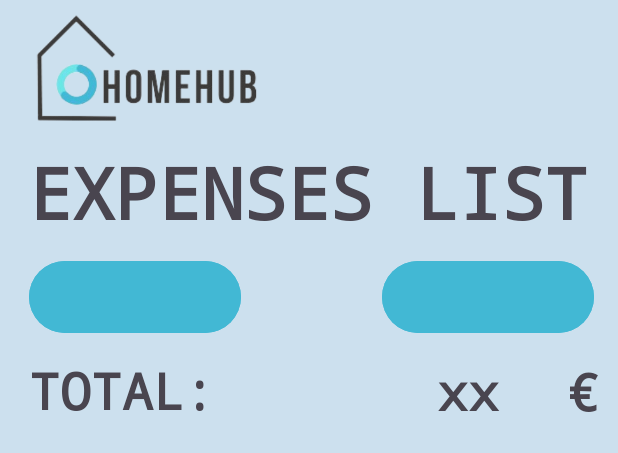
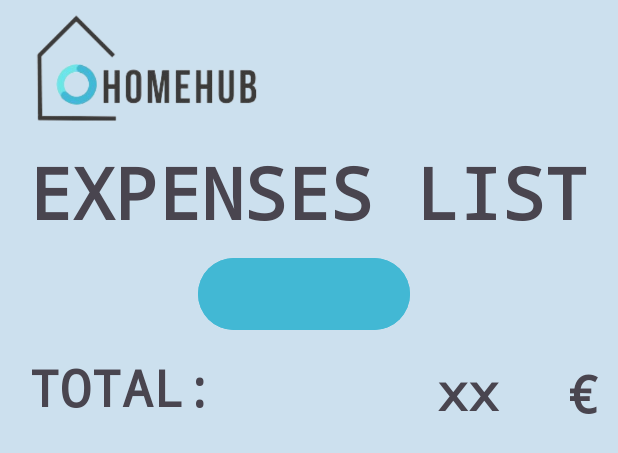
Before and after one commit to SokuSan/HomeHub, an Android app: the layout activity_expenses_list.xml on its own in the app's theme, with its tools: preview values and no code run, on a phone screen of 412 x 824 dp. Shown: the top 453 px of the screen. Run offline under Robolectric (Android 15) with nearby library versions, the light colour scheme and no system bars.

Commit message:
Falta solo la pagina de opciones

```diff
--- a/app/src/main/java/com/example/homehub/AddExpensesActivity.java
+++ b/app/src/main/java/com/example/homehub/AddExpensesActivity.java
@@ -23,6 +23,7 @@ public class AddExpensesActivity extends AppCompatDialogFragment implements Seri
     private EditText quantity;
     private ExpensesList expensesList;
     private Util util;
+    private ExpensesListActivity expensesListActivity;
 
     @SuppressLint("MissingInflatedId")
     @RequiresApi(api = Build.VERSION_CODES.O)
@@ -37,7 +38,7 @@ public class AddExpensesActivity extends AppCompatDialogFragment implements Seri
         builder.setView(view)
                 .setPositiveButton("Create", (dialogInterface, i) -> {
                     String name = this.name.getText().toString();
-                    double quantity = Double.parseDouble(this.quantity.getText().toString());
+                    int quantity = Integer.parseInt(this.quantity.getText().toString());
 
                     Expenses expenses = new Expenses(name, quantity);
                     util = new Util();
--- a/app/src/main/java/com/example/homehub/ChoresList.java
+++ b/app/src/main/java/com/example/homehub/ChoresList.java
@@ -37,7 +37,7 @@ public class ChoresList implements Serializable {
     }
 
     @RequiresApi(api = Build.VERSION_CODES.O)
-    private void loadFromFile() {
+    public void loadFromFile() {
         try (ObjectInputStream ois = new ObjectInputStream(new FileInputStream(filePath))) {
             choresList = (List<Chores>) ois.readObject();
         } catch (FileNotFoundException e) {
--- a/app/src/main/java/com/example/homehub/ExpensesRecyclerViewAdapter.java
+++ b/app/src/main/java/com/example/homehub/ExpensesRecyclerViewAdapter.java
@@ -22,7 +22,7 @@ public class ExpensesRecyclerViewAdapter extends RecyclerView.Adapter<ExpensesRe
     private ExpensesRecyclerViewAdapter.MyHolder holder;
 
 
-    public ExpensesRecyclerViewAdapter(Context context, List<Shopping> shoppingList) {
+    public ExpensesRecyclerViewAdapter(Context context, List<Expenses> expensesList) {
         this.context = context;
         this.expensesList = expensesList;
     }
--- a/app/src/main/res/layout/activity_expenses_list.xml
+++ b/app/src/main/res/layout/activity_expenses_list.xml
@@ -10,8 +10,8 @@
         android:id="@+id/expensesButtonAdd"
         android:layout_width="141dp"
         android:layout_height="56dp"
-        android:layout_marginStart="19dp"
-        android:layout_marginTop="10dp"
+        android:layout_marginStart="132dp"
+        android:layout_marginTop="8dp"
         android:backgroundTint="#42B8D4"
         android:contentDescription="@string/add"
         android:fontFamily="monospace"
@@ -21,21 +21,6 @@
         app:layout_constraintStart_toStartOf="parent"
         app:layout_constraintTop_toBottomOf="@+id/expensesTvTitle"
         tools:ignore="SpeakableTextPresentCheck" />
-
-    <Button
-        android:id="@+id/expensesButtonSubstract"
-        android:layout_width="141dp"
-        android:layout_height="56dp"
-        android:layout_marginStart="94dp"
-        android:layout_marginTop="10dp"
-        android:backgroundTint="#42B8D4"
-        android:contentDescription="@string/Substrack"
-        android:fontFamily="monospace"
-        android:textColor="#000000"
-        android:textSize="48sp"
-        android:textStyle="bold"
-        app:layout_constraintStart_toEndOf="@+id/expensesButtonAdd"
-        app:layout_constraintTop_toBottomOf="@+id/expensesTvTitle" />
 
     <ImageView
         android:id="@+id/expensesImgLogo"
@@ -79,14 +64,14 @@
         android:layout_width="110dp"
         android:layout_height="44dp"
         android:layout_marginStart="114dp"
-        android:layout_marginTop="12dp"
+        android:layout_marginTop="14dp"
         android:fontFamily="monospace"
         android:text="@string/xx"
         android:textAlignment="center"
         android:textSize="34sp"
         android:textStyle="bold"
         app:layout_constraintStart_toEndOf="@+id/expensesTvTotal"
-        app:layout_constraintTop_toBottomOf="@+id/expensesButtonSubstract"
+        app:layout_constraintTop_toBottomOf="@+id/expensesButtonAdd"
         tools:ignore="TextSizeCheck" />
 
     <TextView
@@ -94,13 +79,13 @@
         android:layout_width="wrap_content"
         android:layout_height="wrap_content"
         android:layout_marginStart="11dp"
-        android:layout_marginTop="12dp"
+        android:layout_marginTop="79dp"
         android:fontFamily="monospace"
         android:text="@string/money"
         android:textSize="34sp"
         android:textStyle="bold"
         app:layout_constraintStart_toEndOf="@+id/expensesTvQuantity"
-        app:layout_constraintTop_toBottomOf="@+id/expensesButtonSubstract" />
+        app:layout_constraintTop_toBottomOf="@+id/expensesTvTitle" />
 
     <androidx.recyclerview.widget.RecyclerView
         android:id="@+id/expensesRecyclerView"
```
Also changed, not shown: app/src/main/java/com/example/homehub/ChoresListActivity.java (+39 -0 lines), app/src/main/java/com/example/homehub/ChoresRecyclerViewAdapter.java (+7 -4 lines), app/src/main/java/com/example/homehub/Expenses.java (+4 -4 lines), app/src/main/java/com/example/homehub/ExpensesList.java (+8 -0 lines), app/src/main/java/com/example/homehub/ExpensesListActivity.java (+39 -1 lines), app/src/main/java/com/example/homehub/ShoppingListActivity.java (+35 -1 lines), app/src/main/res/layout/activity_shopping_list.xml (+2 -13 lines).
